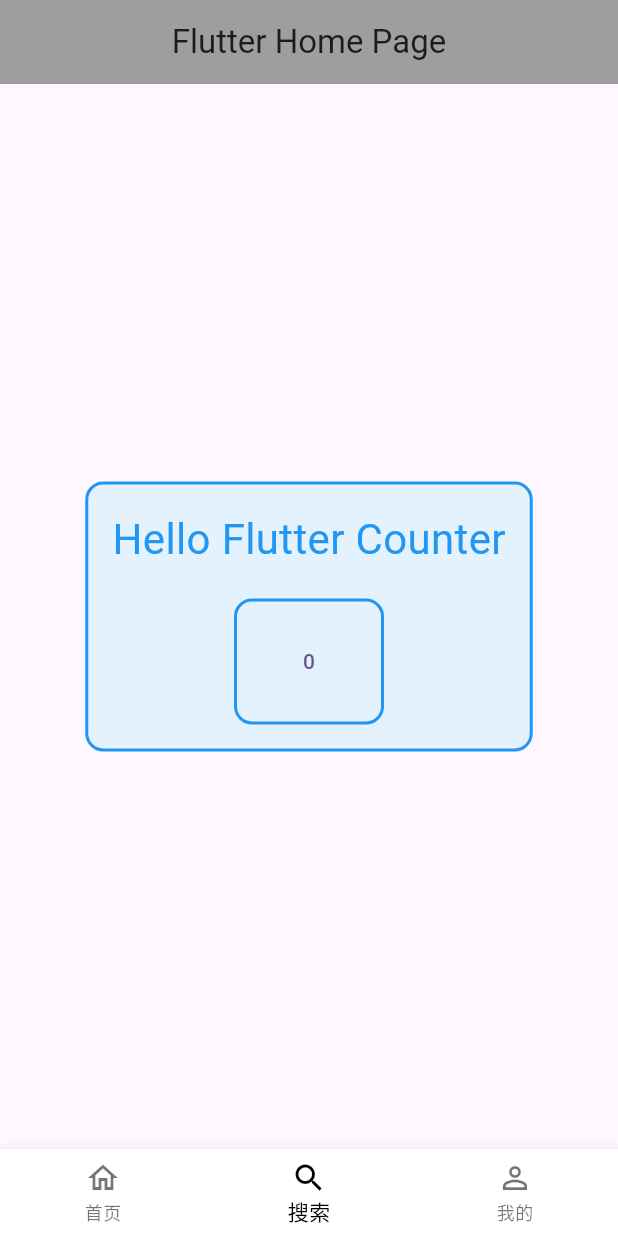
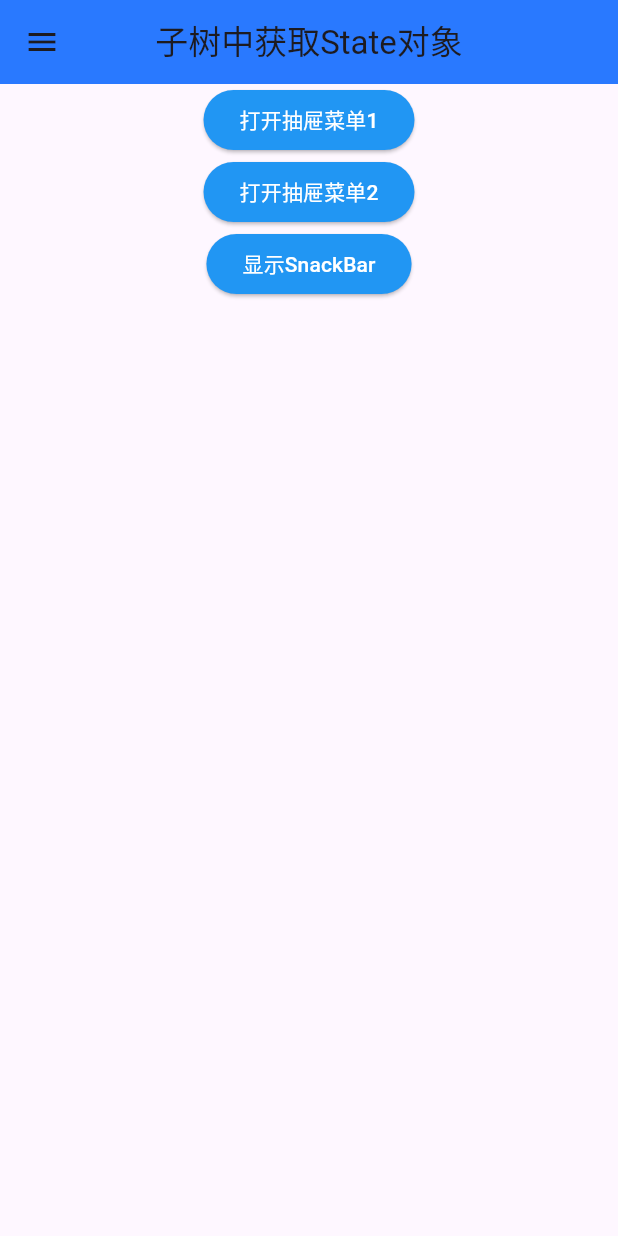
Before and after one commit to liusuxian/first_flutter_app, a Flutter app: the screen it shows after launch, on a phone screen of 412 x 824 dp. Run offline on Flutter 3.47's test engine with Material 3 defaults, Android fonts, the phone set to English and light mode, and no system bars.

Commit message:
更新代码

```diff
--- a/lib/main.dart
+++ b/lib/main.dart
@@ -1,5 +1,6 @@
 import 'package:flutter/material.dart';
-import 'package:first_flutter_app/page/home/home.dart';
+import 'package:first_flutter_app/page/counter/counter.dart';
+import 'package:first_flutter_app/page/state_object/state_object.dart';
 
 void main() {
   runApp(const MyApp());
@@ -32,7 +33,8 @@ class MyApp extends StatelessWidget {
         colorScheme: ColorScheme.fromSeed(seedColor: Colors.deepPurple),
       ),
       // home: const MyHomePage(title: 'Flutter Demo Home Page'),
-      home: const NewHomePage(title: 'Flutter Home Page'),
+      // home: const CounterPage(title: 'Flutter Counter Page'),
+      home: const GetStateObjectRoute(),
     );
   }
 }
--- a/lib/page/home/home.dart
+++ b/lib/page/counter/counter.dart
@@ -2,8 +2,8 @@ import 'package:flutter/material.dart';
 import 'package:first_flutter_app/page/component/echo.dart';
 import 'package:first_flutter_app/page/component/counter.dart';
 
-class NewHomePage extends StatelessWidget {
-  const NewHomePage({
+class CounterPage extends StatelessWidget {
+  const CounterPage({
     super.key,
     required this.title,
     this.backgroundColor = Colors.grey,
--- /dev/null
+++ b/lib/page/state_object/state_object.dart
@@ -0,0 +1,79 @@
+import 'package:flutter/material.dart';
+
+class GetStateObjectRoute extends StatefulWidget {
+  const GetStateObjectRoute({super.key});
+
+  @override
+  State<GetStateObjectRoute> createState() => _GetStateObjectRouteState();
+}
+
+class _GetStateObjectRouteState extends State<GetStateObjectRoute> {
+  @override
+  Widget build(BuildContext context) {
+    return Scaffold(
+      appBar: AppBar(
+        backgroundColor: Colors.blueAccent[400],
+        title: Text("子树中获取State对象"),
+        centerTitle: true,
+      ),
+      body: Center(
+        child: Column(
+          children: [
+            Builder(
+              builder: (context) {
+                return ElevatedButton(
+                  style: ButtonStyle(
+                    backgroundColor: WidgetStateProperty.all(Colors.blue),
+                    foregroundColor: WidgetStateProperty.all(Colors.white),
+                  ),
+                  onPressed: () {
+                    // 查找父级最近的Scaffold对应的ScaffoldState对象
+                    ScaffoldState state = context
+                        .findAncestorStateOfType<ScaffoldState>()!;
+                    // 打开抽屉菜单
+                    state.openDrawer();
+                  },
+                  child: Text('打开抽屉菜单1'),
+                );
+              },
+            ),
+            Builder(
+              builder: (context) {
+                return ElevatedButton(
+                  style: ButtonStyle(
+                    backgroundColor: WidgetStateProperty.all(Colors.blue),
+                    foregroundColor: WidgetStateProperty.all(Colors.white),
+                  ),
+                  onPressed: () {
+                    // 直接通过of静态方法来获取ScaffoldState
+                    ScaffoldState state = Scaffold.of(context);
+                    // 打开抽屉菜单
+                    state.openDrawer();
+                  },
+                  child: Text('打开抽屉菜单2'),
+                );
+              },
+            ),
+            Builder(
+              builder: (context) {
+                return ElevatedButton(
+                  style: ButtonStyle(
+                    backgroundColor: WidgetStateProperty.all(Colors.blue),
+                    foregroundColor: WidgetStateProperty.all(Colors.white),
+                  ),
+                  onPressed: () {
+                    ScaffoldMessenger.of(
+                      context,
+                    ).showSnackBar(SnackBar(content: Text("我是SnackBar")));
+                  },
+                  child: Text('显示SnackBar'),
+                );
+              },
+            ),
+          ],
+        ),
+      ),
+      drawer: Drawer(),
+    );
+  }
+}
```
